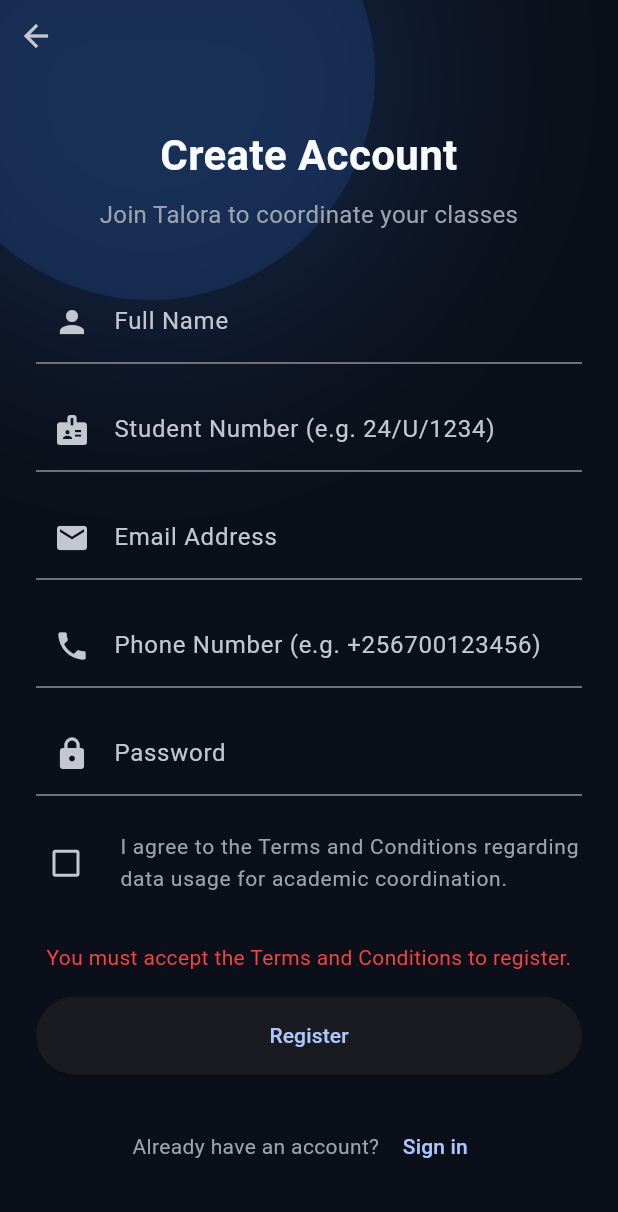
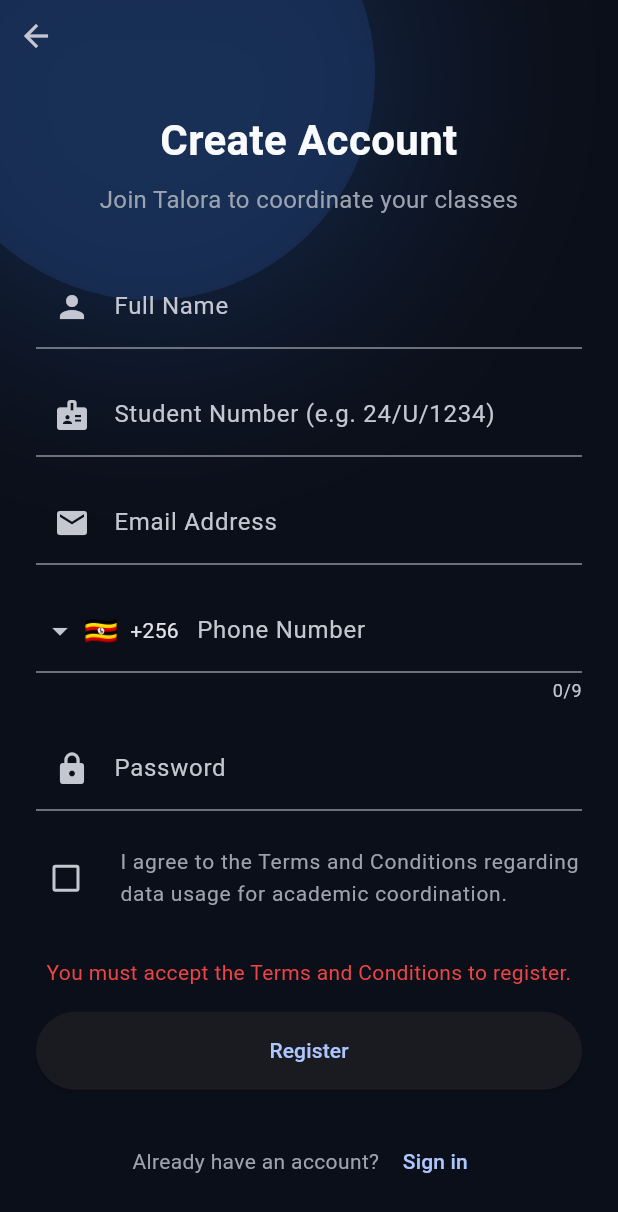
Before and after one commit to ledge-stack/talora-course-management, a Flutter app: the RegisterScreen screen opened directly, after a tap on "Register", on a phone screen of 412 x 824 dp. Shown: the top 1212 px of the screen. Run offline on Flutter 3.47's test engine with Material 3 defaults, Android fonts, the phone set to English and light mode, and no system bars; drawn by our look-alikes of intl_phone_field; our stand-ins replace shared_preferences; accounts and stored records are empty; Roboto replaces fonts that are missing (Outfit).

Commit message:
feat(ui): add country dropdown for phone number inputs

```diff
--- a/apps/mobile/lib/screens/register_screen.dart
+++ b/apps/mobile/lib/screens/register_screen.dart
@@ -3,6 +3,7 @@
 import 'package:talora_mobile/services/api_client.dart';
 import 'package:talora_mobile/screens/verify_otp_screen.dart';
 import 'package:talora_mobile/screens/login_screen.dart';
+import 'package:intl_phone_field/intl_phone_field.dart';
 
 class RegisterScreen extends StatefulWidget {
   const RegisterScreen({super.key});
@@ -53,7 +54,7 @@
         'fullName': _fullNameController.text,
         'studentNumber': _studentNumberController.text,
         'email': _emailController.text,
-        'phoneNumber': _phoneNumberController.text,
+        'phoneNumber': _phoneNumberController.text, // this will be the complete number
         'password': _passwordController.text,
         'institutionId': _institutionIdController.text,
         'acceptedTerms': _acceptedTerms,
@@ -171,13 +172,14 @@
                             enabled: !_isLoading,
                           ),
                           const SizedBox(height: 16),
-                          TextField(
-                            controller: _phoneNumberController,
+                          IntlPhoneField(
                             decoration: const InputDecoration(
-                              labelText: 'Phone Number (e.g. +256700123456)',
-                              prefixIcon: Icon(Icons.phone),
+                              labelText: 'Phone Number',
                             ),
-                            keyboardType: TextInputType.phone,
+                            initialCountryCode: 'UG',
+                            onChanged: (phone) {
+                              _phoneNumberController.text = phone.completeNumber;
+                            },
                             enabled: !_isLoading,
                           ),
                           const SizedBox(height: 16),
--- a/apps/mobile/pubspec.yaml
+++ b/apps/mobile/pubspec.yaml
@@ -12,6 +12,7 @@
   http: ^1.6.0
   shared_preferences: ^2.5.5
   cupertino_icons: ^1.0.6
+  intl_phone_field: ^3.2.0
 
 dev_dependencies:
   flutter_test:
```
Also changed, not shown: package-lock.json, 2 other files.
